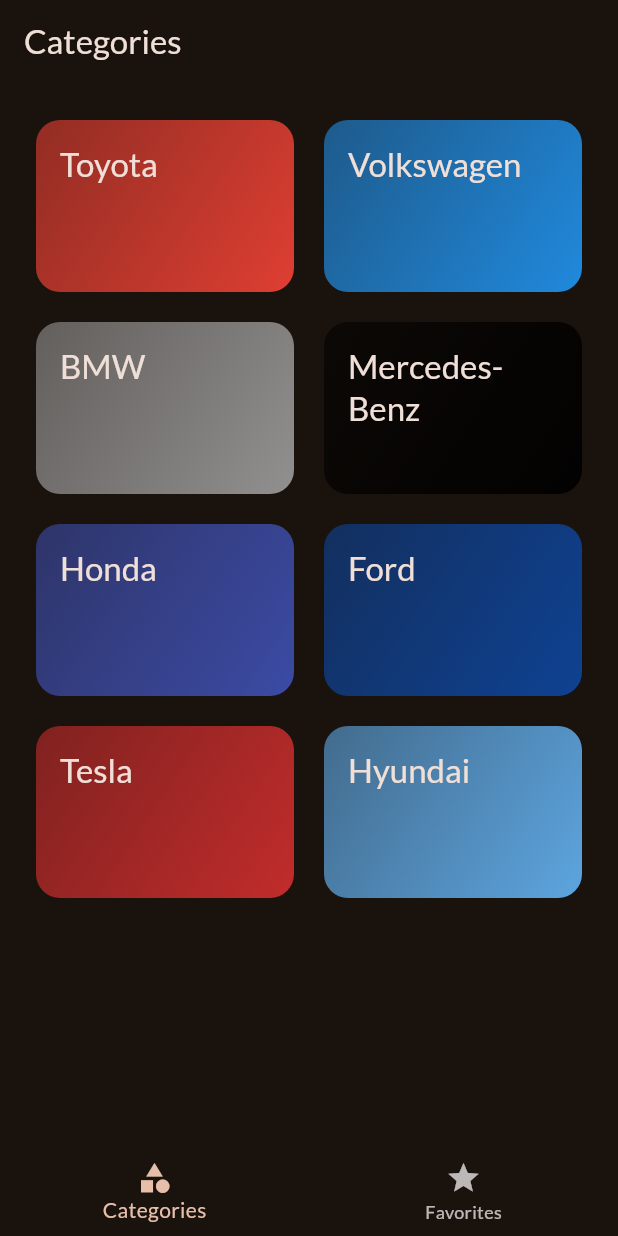
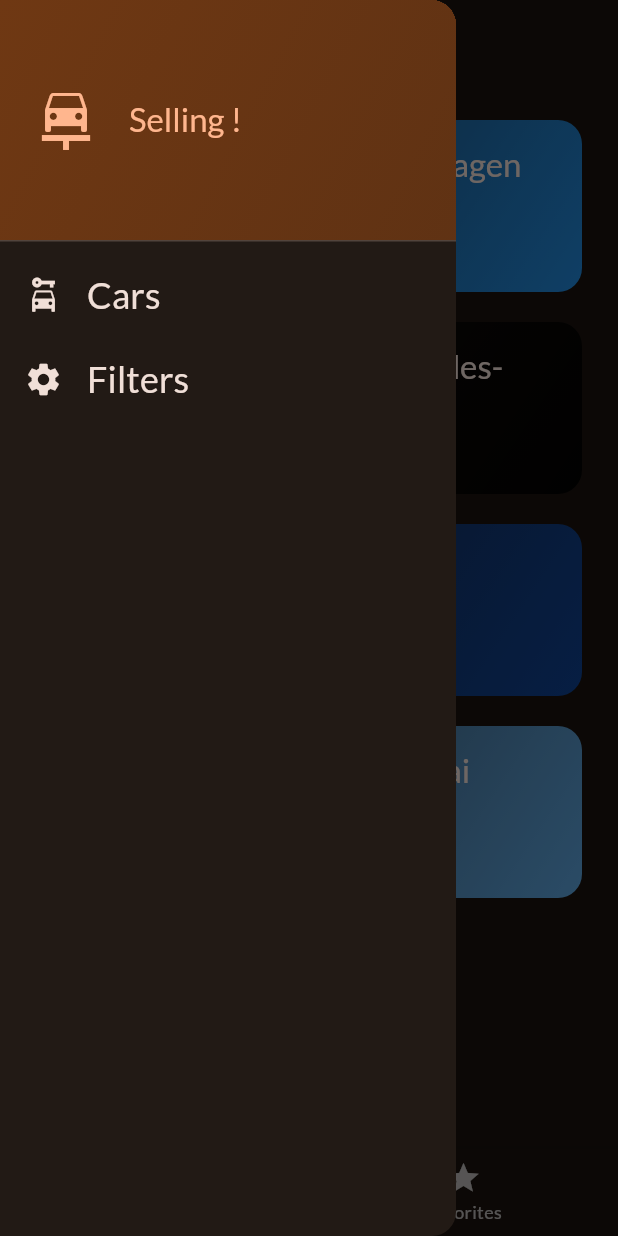
Before and after one commit to mvrbancic/cars, a Flutter app: the screen it shows after launch, with the side drawer open (before the commit the screen has no drawer), on a phone screen of 412 x 824 dp. Run offline on Flutter 3.47's test engine with Material 3 defaults, Android fonts, the phone set to English and light mode, and no system bars; our stand-ins replace google_fonts, transparent_image.

Commit message:
Add drawer

```diff
--- a/lib/screens/tabs.dart
+++ b/lib/screens/tabs.dart
@@ -1,6 +1,7 @@
 import 'package:cars/models/car.dart';
 import 'package:cars/screens/cars.dart';
 import 'package:cars/screens/categories.dart';
+import 'package:cars/widgets/main_drawer.dart';
 import 'package:flutter/material.dart';
 
 class TabsScreen extends StatefulWidget {
@@ -44,6 +45,14 @@
     });
   }
 
+  void _setScreen(String identifier) {
+    if (identifier == 'filters') {
+
+    } else {
+      Navigator.of(context).pop();
+    }
+  }
+
   @override
   Widget build(BuildContext context) {
 
@@ -59,6 +68,7 @@
       appBar: AppBar(
         title: Text(activePageTitle),
       ),
+      drawer: MainDrawer(onSelectScreen: _setScreen,),
       body: activePage,
       bottomNavigationBar: BottomNavigationBar(
           onTap: _selectPage,
--- /dev/null
+++ b/lib/widgets/main_drawer.dart
@@ -0,0 +1,69 @@
+import 'package:flutter/material.dart';
+
+class MainDrawer extends StatelessWidget {
+  const MainDrawer({super.key, required this.onSelectScreen});
+
+  final void Function(String identifier) onSelectScreen;
+
+  @override
+  Widget build(BuildContext context) {
+    return Drawer(
+      child: Column(
+        children: [
+          DrawerHeader(
+            padding: EdgeInsets.all(20),
+            decoration: BoxDecoration(
+              gradient: LinearGradient(
+                  colors: [
+                    Theme.of(context).colorScheme.primaryContainer,
+                    Theme.of(context).colorScheme.primaryContainer.withOpacity(0.8)
+                  ],
+                  begin: Alignment.topLeft,
+                  end: Alignment.bottomRight
+              )
+            ),
+            child: Row(
+              children: [
+                Icon(
+                  Icons.car_repair,
+                  size: 48,
+                  color: Theme.of(context).colorScheme.primary
+                ),
+                SizedBox(width: 18,),
+                Text('Selling !',
+                  style: Theme.of(context).textTheme.titleLarge!.copyWith(
+                    color: Theme.of(context).colorScheme.primary
+                  )
+                )
+              ],
+            ),
+          ),
+          ListTile(
+            leading: Icon(Icons.car_rental, size: 26, color: Theme.of(context).colorScheme.onBackground),
+            title: Text('Cars',
+                 style: Theme.of(context).textTheme.titleSmall!.copyWith(
+                     color: Theme.of(context).colorScheme.onBackground,
+                   fontSize: 24
+                 )
+            ),
+            onTap: () {
+              onSelectScreen('cars');
+            },
+          ),
+          ListTile(
+            leading: Icon(Icons.settings, size: 26, color: Theme.of(context).colorScheme.onBackground),
+            title: Text('Filters',
+                style: Theme.of(context).textTheme.titleSmall!.copyWith(
+                    color: Theme.of(context).colorScheme.onBackground,
+                    fontSize: 24
+                )
+            ),
+            onTap: () {
+              onSelectScreen('filters');
+            },
+          )
+        ],
+      ),
+    );
+  }
+}
```
